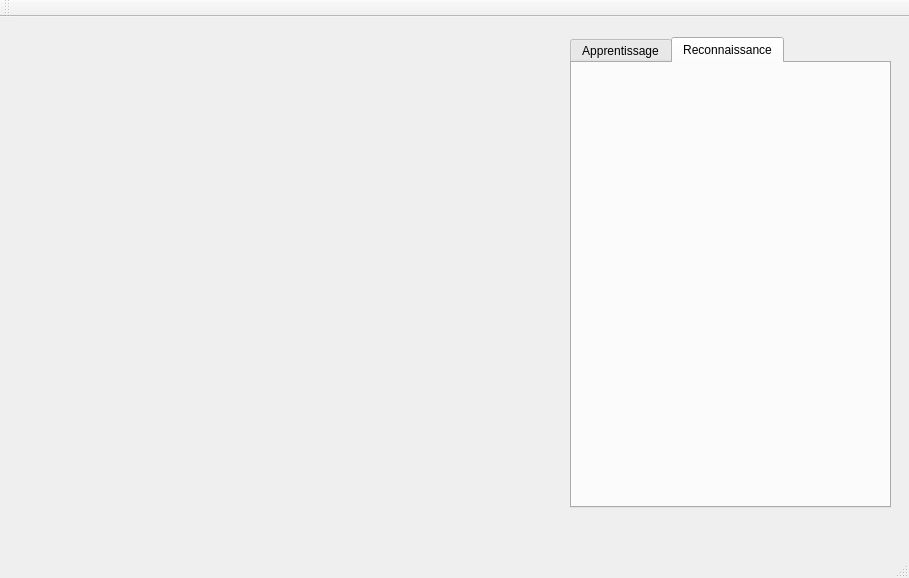
Old version of the form id_swap_faces/mainwindow.ui in the repository Morgan94/Identification_FaceSwap.
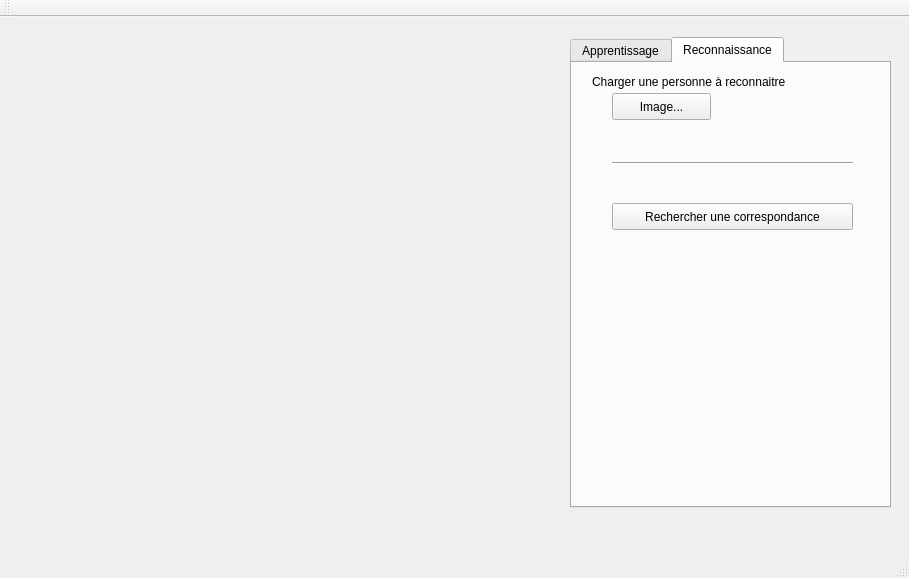
New version of the form. The open tabs and pages were chosen to show the change.

Patch:
```diff
--- a/id_swap_faces/mainwindow.ui
+++ b/id_swap_faces/mainwindow.ui
@@ -191,6 +191,58 @@
      <attribute name="title">
       <string>Reconnaissance</string>
      </attribute>
+     <widget class="QLabel" name="label_4">
+      <property name="geometry">
+       <rect>
+        <x>20</x>
+        <y>10</y>
+        <width>271</width>
+        <height>17</height>
+       </rect>
+      </property>
+      <property name="text">
+       <string>Charger une personne à reconnaitre</string>
+      </property>
+     </widget>
+     <widget class="QPushButton" name="pb_imagePersonne">
+      <property name="geometry">
+       <rect>
+        <x>40</x>
+        <y>30</y>
+        <width>99</width>
+        <height>27</height>
+       </rect>
+      </property>
+      <property name="text">
+       <string>Image...</string>
+      </property>
+     </widget>
+     <widget class="QPushButton" name="pb_predict">
+      <property name="geometry">
+       <rect>
+        <x>40</x>
+        <y>140</y>
+        <width>241</width>
+        <height>27</height>
+       </rect>
+      </property>
+      <property name="text">
+       <string>Rechercher une correspondance</string>
+      </property>
+     </widget>
+     <widget class="Line" name="line_3">
+      <property name="geometry">
+       <rect>
+        <x>40</x>
+        <y>90</y>
+        <width>241</width>
+        <height>20</height>
+       </rect>
+      </property>
+      <property name="orientation">
+       <enum>Qt::Horizontal</enum>
+      </property>
+     </widget>
     </widget>
    </widget>
   </widget>
```
Left out of the diff: 2 changed lines with no effect on the pictures.
